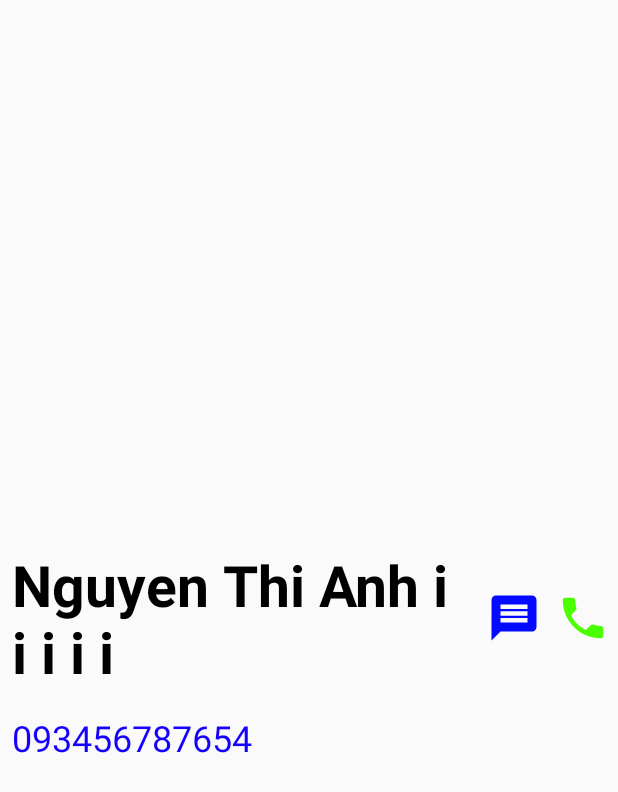
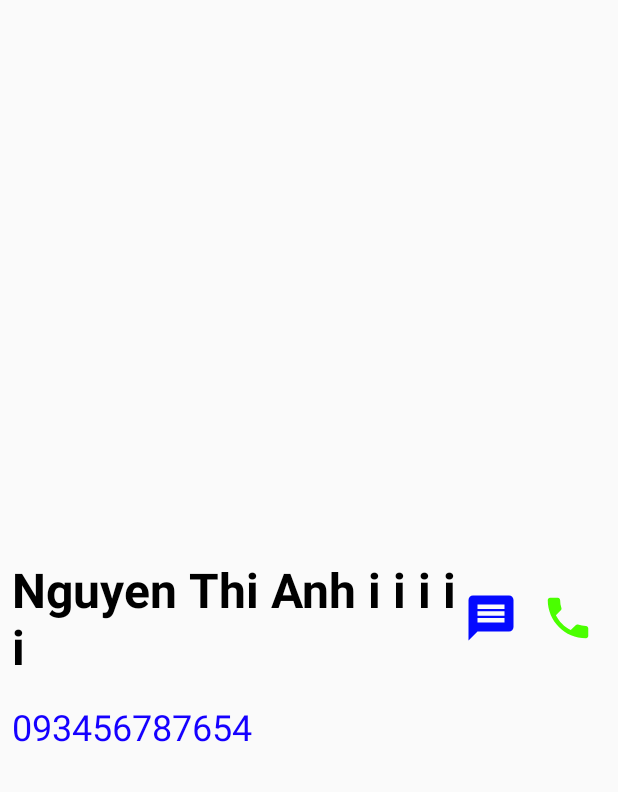
Before and after one commit to hajaulee/android-simple-contacts, an Android app: the layout listview_item.xml on its own in the app's theme, with its tools: preview values and no code run, on a phone screen of 412 x 824 dp. Shown: the top 792 px of the screen. Run offline under Robolectric (Android 15) with nearby library versions, the phone set to English and light mode, and no system bars.

Commit message:
Edit font-size

```diff
--- a/src/main/res/layout/listview_item.xml
+++ b/src/main/res/layout/listview_item.xml
@@ -12,7 +12,7 @@
     android:paddingStart="8dp"
     android:paddingEnd="12dp"
     android:maxWidth="320dp"
-    android:textSize="38sp"
+    android:textSize="32sp"
     android:textStyle="bold"
     android:textColor="@color/dark"
     android:text="@string/name"/>
@@ -34,7 +34,7 @@
     android:layout_height="wrap_content"
     android:layout_alignParentEnd="true"
     android:layout_centerVertical="true"
-    android:layout_marginEnd="5dp"
+    android:layout_marginEnd="15dp"
     android:src="@drawable/ic_call_36"
     android:contentDescription="@string/des"
     android:background="@color/none"/>
@@ -44,7 +44,7 @@
     android:layout_width="wrap_content"
     android:layout_height="wrap_content"
     android:layout_centerVertical="true"
-    android:layout_marginEnd="10dp"
+    android:layout_marginEnd="15dp"
     android:layout_toStartOf="@id/call_btn"
     android:src="@drawable/ic_message_36"
     android:contentDescription="@string/des"
```
Also changed, not shown: 1 other file.
